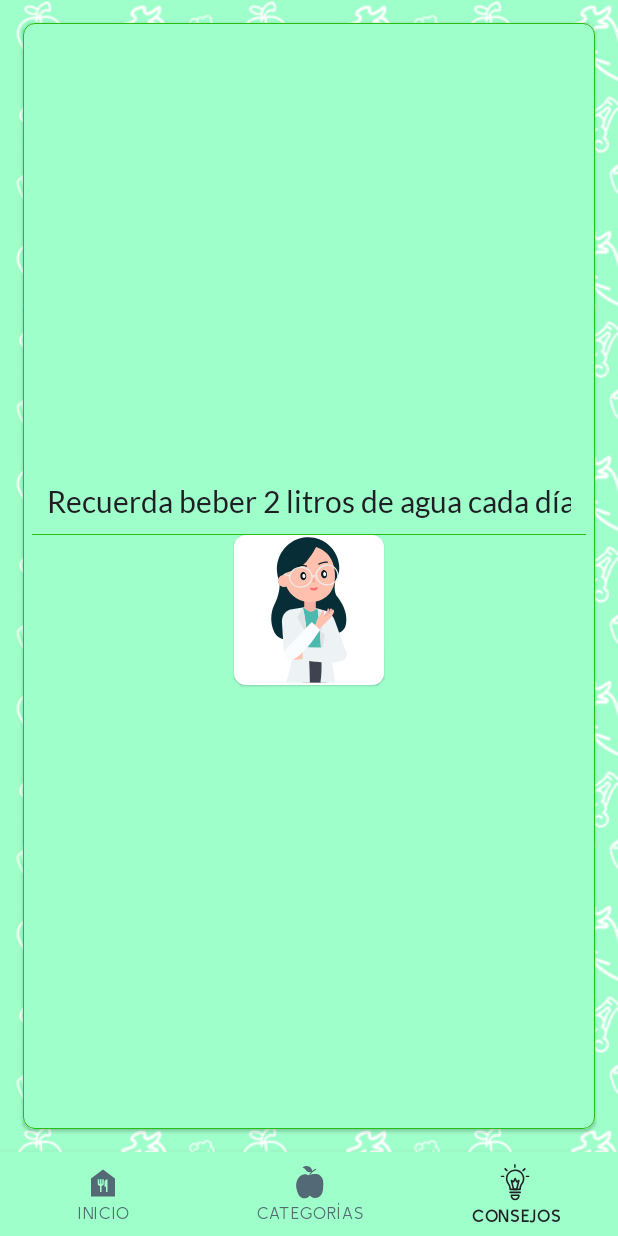
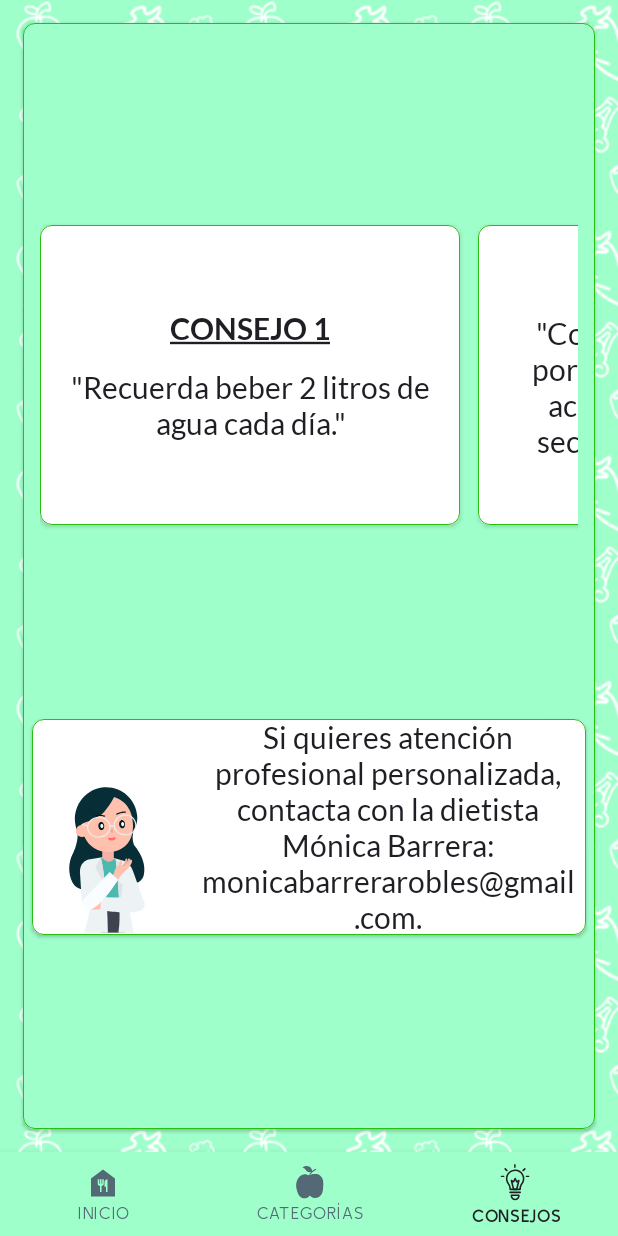
Before and after one commit to alebarrob/CambiaDietas, an Android app built with Jetpack Compose: the screen it shows after launch (MainActivity), item 3 of the bottom bar chosen, on a phone screen of 412 x 824 dp. Run offline under Robolectric (Android 15) with nearby library versions, the phone set to English and light mode, and no system bars; our stand-ins replace accompanist.

Commit message:
Creating ContactCard

```diff
--- a/app/src/main/java/barrera/alejandro/cambiadietas/data/Data.kt
+++ b/app/src/main/java/barrera/alejandro/cambiadietas/data/Data.kt
@@ -15,16 +15,16 @@ val categoriesData = listOf(
 )
 
 val tipsData = listOf(
-    R.string.tip_1,
-    R.string.tip_2,
-    R.string.tip_3,
-    R.string.tip_4,
-    R.string.tip_5,
-    R.string.tip_6,
-    R.string.tip_7,
-    R.string.tip_8,
-    R.string.tip_9,
-    R.string.tip_10,
+    Tip(R.string.tip_1_title, R.string.tip_1),
+    Tip(R.string.tip_2_title, R.string.tip_2),
+    Tip(R.string.tip_3_title, R.string.tip_3),
+    Tip(R.string.tip_4_title, R.string.tip_4),
+    Tip(R.string.tip_5_title, R.string.tip_5),
+    Tip(R.string.tip_6_title, R.string.tip_6),
+    Tip(R.string.tip_7_title, R.string.tip_7),
+    Tip(R.string.tip_8_title, R.string.tip_8),
+    Tip(R.string.tip_9_title, R.string.tip_9),
+    Tip(R.string.tip_10_title, R.string.tip_10)
 )
 
 val fruitsData = listOf(
@@ -119,3 +119,8 @@ data class FoodDrawableStringAmountTriple(
     @StringRes val text: Int,
     val equivalentAmount: Double
 ) : Parcelable
+
+data class Tip(
+    @StringRes val tipTitle: Int,
+    @StringRes val tipBody: Int
+)
--- a/app/src/main/java/barrera/alejandro/cambiadietas/ui/screens/TipsScreen.kt
+++ b/app/src/main/java/barrera/alejandro/cambiadietas/ui/screens/TipsScreen.kt
@@ -1,12 +1,9 @@
 package barrera.alejandro.cambiadietas.ui.screens
 
-import androidx.compose.foundation.BorderStroke
-import androidx.compose.foundation.Image
+import androidx.compose.foundation.*
 import androidx.compose.foundation.layout.*
 import androidx.compose.foundation.lazy.LazyRow
 import androidx.compose.foundation.lazy.items
-import androidx.compose.foundation.rememberScrollState
-import androidx.compose.foundation.verticalScroll
 import androidx.compose.material.Card
 import androidx.compose.material.Divider
 import androidx.compose.material.MaterialTheme
@@ -16,6 +13,8 @@ import androidx.compose.ui.Alignment
 import androidx.compose.ui.Modifier
 import androidx.compose.ui.res.painterResource
 import androidx.compose.ui.res.stringResource
+import androidx.compose.ui.text.font.FontWeight
+import androidx.compose.ui.text.style.TextDecoration
 import androidx.compose.ui.unit.dp
 import barrera.alejandro.cambiadietas.R
 import barrera.alejandro.cambiadietas.data.tipsData
@@ -41,38 +40,85 @@ fun TipsScreen(
     ) {
         Column(
             horizontalAlignment = Alignment.CenterHorizontally,
-            verticalArrangement = Arrangement.Center,
+            verticalArrangement = Arrangement.SpaceEvenly,
             modifier = Modifier
                 .fillMaxSize()
                 .verticalScroll(rememberScrollState())
                 .padding(6.dp)
         ) {
-            AdvicesCard()
-            Divider(
-                color = KellyGreen,
-                thickness = (0.5).dp
-            )
+            TipsRow()
             ContactCard()
         }
     }
 }
 
 @Composable
-fun AdvicesCard(modifier: Modifier = Modifier) {
+fun TipsRow(modifier: Modifier = Modifier) {
     LazyRow(
-        horizontalArrangement = Arrangement.Center,
+        horizontalArrangement = Arrangement.spacedBy(12.dp),
         verticalAlignment = Alignment.CenterVertically,
-        modifier = modifier.padding(10.dp)
+        modifier = modifier.padding(5.dp)
     ) {
         items(tipsData) {
-            Text(text = stringResource(id = it))
+            TipsCard(
+                tipTitle = stringResource(id = it.tipTitle),
+                tipBody = stringResource(id = it.tipBody)
+            )
         }
     }
 }
 
 @Composable
-fun ContactCard() {
-    Card {
-        Image(painter = painterResource(id = R.drawable.nutricionist), contentDescription = null)
+fun TipsCard(tipTitle: String, tipBody: String, modifier: Modifier = Modifier) {
+    Card(
+        border = BorderStroke((0.5).dp, KellyGreen),
+        elevation = 2.dp,
+        modifier = modifier
+            .width(280.dp)
+            .height(200.dp)
+    ) {
+        Box(contentAlignment = Alignment.Center) {
+            Column(
+                verticalArrangement = Arrangement.spacedBy(15.dp),
+                horizontalAlignment = Alignment.CenterHorizontally,
+                modifier = Modifier.padding(20.dp),
+            ) {
+                Text(
+                    text = tipTitle,
+                    textDecoration = TextDecoration.Underline,
+                    fontWeight = FontWeight.SemiBold
+                )
+                Text(
+                    text = tipBody,
+                    modifier = Modifier.width(300.dp)
+                )
+            }
+        }
     }
 }
+
+@Composable
+fun ContactCard(modifier: Modifier = Modifier) {
+    Card(
+        border = BorderStroke((0.5).dp, KellyGreen),
+        elevation = (1.5).dp,
+    ) {
+        Row(
+            verticalAlignment = Alignment.Bottom,
+            horizontalArrangement = Arrangement.spacedBy(5.dp)
+        ) {
+            Box(
+                contentAlignment = Alignment.BottomStart,
+                modifier = Modifier.fillMaxHeight()
+            ) {
+                Image(
+                    painter = painterResource(id = R.drawable.nutricionist),
+                    contentDescription = null
+                )
+            }
+            Box(contentAlignment = Alignment.Center) {
+                Text(text = stringResource(id = R.string.contact_message))
+            }
+        }
+    }
+}
--- a/app/src/main/res/values/strings.xml
+++ b/app/src/main/res/values/strings.xml
@@ -92,17 +92,28 @@
     <string name="greek_yogurt_text">Yogur griego</string>
     <string name="protein_yogurt_text">Yogur proteico</string>
 
-    <string name="tip_1">"Recuerda beber 2 litros de agua cada día."</string>
-    <string name="tip_2">"Consume siempre una porción de grasas al día: aceite de oliva, frutos secos, pescados grasos, etc."</string>
-    <string name="tip_3">"Ten cuidado con las grasas saturadas y el colesterol."</string>
-    <string name="tip_4">"Aumenta el consumo diario de fibra para mejorar tu tránsito intestinal."</string>
-    <string name="tip_5">"Agrega siempre una porción de proteínas en tu plato para crear y mantener una buena musculatura."</string>
-    <string name="tip_6">"Come verduras y frutas todos los días."</string>
-    <string name="tip_7">"Limita el consumo de azúcar: refrescos, bollería industrial, azúcar de mesa, etc."</string>
-    <string name="tip_8">"Reduce o evita el consumo de bebidas alcohólicas."</string>
-    <string name="tip_9">"Complementa tu nutrición con actividad física."</string>
-    <string name="tip_10">"No empieces una dieta pensando que algún día la terminarás. Empieza un nuevo estilo de vida que durará para siempre."</string>
+    <string name="tip_1_title">CONSEJO 1</string>
+    <string name="tip_2_title">CONSEJO 2</string>
+    <string name="tip_3_title">CONSEJO 3</string>
+    <string name="tip_4_title">CONSEJO 4</string>
+    <string name="tip_5_title">CONSEJO 5</string>
+    <string name="tip_6_title">CONSEJO 6</string>
+    <string name="tip_7_title">CONSEJO 7</string>
+    <string name="tip_8_title">CONSEJO 8</string>
+    <string name="tip_9_title">CONSEJO 9</string>
+    <string name="tip_10_title">CONSEJO 10</string>
 
-    <string name="contact_message">Si buscas la atención personalizada de una dietista profesional, puedes contactar con la dietista Mónica Barrera escribiendo a su correo electrónico: ejemplo@gmail.com.</string>
+    <string name="tip_1">\"Recuerda beber 2 litros de agua cada día.\"</string>
+    <string name="tip_2">\"Consume siempre una porción de grasas al día: aceite de oliva, frutos secos, pescados grasos, etc.\"</string>
+    <string name="tip_3">\"Ten cuidado con las grasas saturadas y el colesterol.\"</string>
+    <string name="tip_4">\"Aumenta el consumo diario de fibra para mejorar tu tránsito intestinal.\"</string>
+    <string name="tip_5">\"Agrega siempre una porción de proteínas en tu plato para crear y mantener una buena musculatura.\"</string>
+    <string name="tip_6">\"Come verduras y frutas todos los días.\"</string>
+    <string name="tip_7">\"Limita el consumo de azúcar: refrescos, bollería industrial, azúcar de mesa, etc.\"</string>
+    <string name="tip_8">\"Reduce o evita el consumo de bebidas alcohólicas.\"</string>
+    <string name="tip_9">\"Complementa tu nutrición con actividad física.\"</string>
+    <string name="tip_10">\"No empieces una dieta pensando que algún día la terminarás. Empieza un nuevo estilo de vida que durará para siempre.\"</string>
+
+    <string name="contact_message">Si quieres atención profesional personalizada, contacta con la dietista Mónica Barrera: monicabarrerarobles@gmail.com.</string>
 
 </resources>
```
